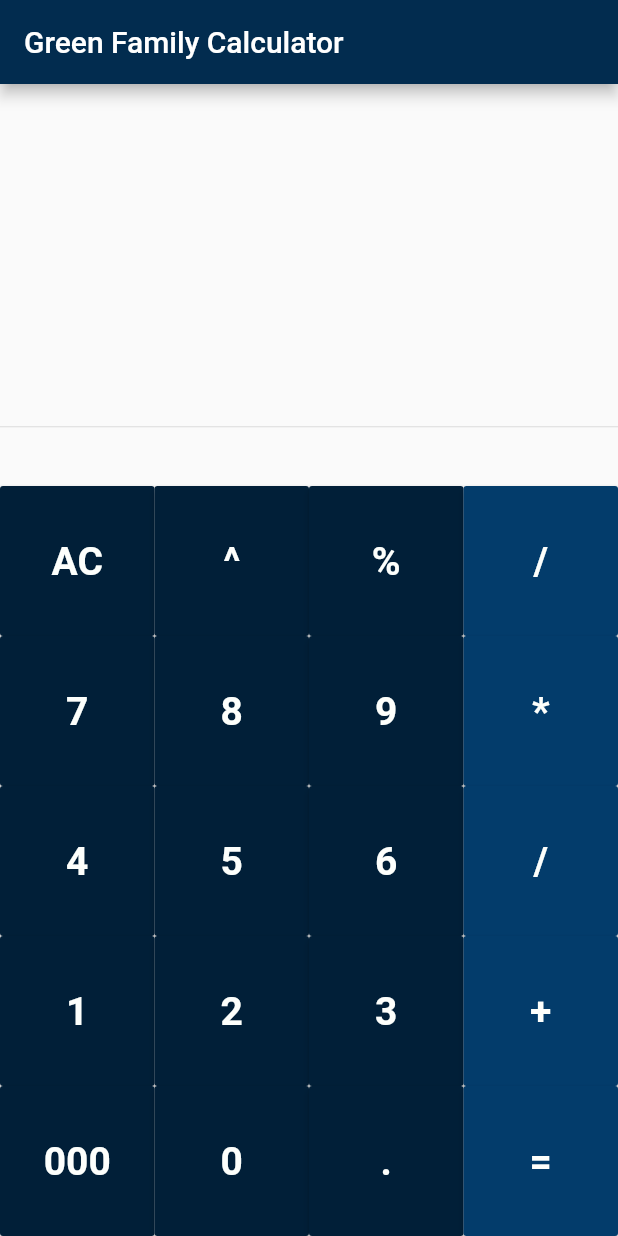
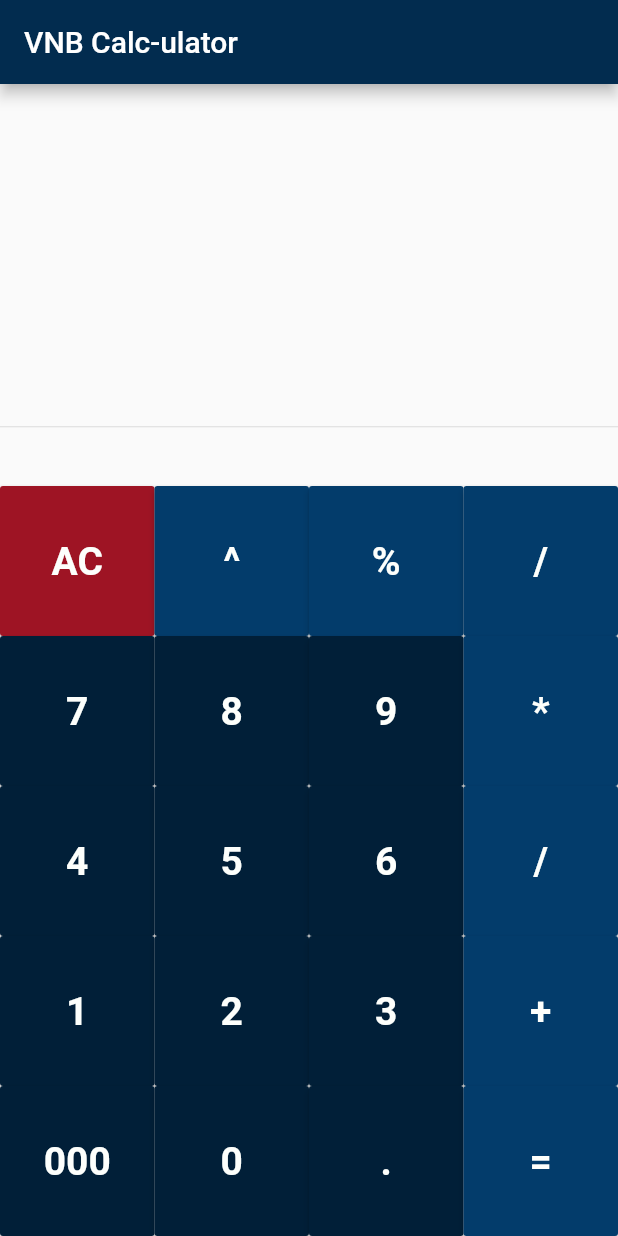
Before and after one commit to Charlotte-Miller/LINUX-Demo-Calculator-App, a Flutter app: the screen it shows after launch, on a phone screen of 412 x 824 dp. Run offline on Flutter 3.47's test engine with Material 2 defaults, Android fonts, the phone set to English and light mode, and no system bars.

Commit message:
Change colors

```diff
--- a/lib/ColorScheme.dart
+++ b/lib/ColorScheme.dart
@@ -22,3 +22,4 @@ const MaterialColor PRUSSIAN_BLUE = MaterialColor(0xFF022C4F, CUSTOM_COLOR);
 const MaterialColor MAASTRICHT_BLUE = MaterialColor(0xFF011F38, CUSTOM_COLOR);
 const MaterialColor DARK_IMPERIAL_BLUE = MaterialColor(0xFF033C6B, CUSTOM_COLOR);
 const MaterialColor BABY_POWDER = MaterialColor(0xFFFDFFFC, CUSTOM_COLOR);
+const MaterialColor RUBY_RED = MaterialColor(0xFF9E1424, CUSTOM_COLOR);
--- a/lib/HomePage.dart
+++ b/lib/HomePage.dart
@@ -85,8 +85,8 @@ class _MyHomePageState extends State<MyHomePage>
                         child: new Divider(),
                     ),
 
-//                    Build number rows
-                    buildRowOf4('AC', '^', '%', '/'),
+//                    Build button rows
+                    buildFirstRow(),
                     buildRowOf4('7', '8', '9', '*'),
                     buildRowOf4('4', '5', '6', '/'),
                     buildRowOf4('1', '2', '3', '+'),
@@ -97,13 +97,26 @@ class _MyHomePageState extends State<MyHomePage>
         );
     }
 
-    Row buildRowOf4(String first, second, thrid, fourth)
+//    Special row for AC button and some operator buttons
+    Row buildFirstRow()
+    {
+        return new Row(
+                children: [
+                    buildButton('AC', backgroundColor: RUBY_RED),
+                    buildButton('^', backgroundColor: DARK_IMPERIAL_BLUE),
+                    buildButton('%', backgroundColor: DARK_IMPERIAL_BLUE),
+                    buildButton('/', backgroundColor: DARK_IMPERIAL_BLUE)
+                ]
+        );
+    }
+
+    Row buildRowOf4(String first, second, third, fourth)
     {
         return new Row(
                 children: [
                     buildButton(first),
                     buildButton(second),
-                    buildButton(thrid),
+                    buildButton(third),
                     buildButton(fourth, backgroundColor: DARK_IMPERIAL_BLUE)
                 ]
         );
--- a/lib/main.dart
+++ b/lib/main.dart
@@ -17,7 +17,7 @@ class MyApp extends StatelessWidget
             theme: ThemeData(
                 primarySwatch: PRUSSIAN_BLUE, //Theme Color
             ),
-            home: MyHomePage(title: 'Green Family Calculator'),
+            home: MyHomePage(title: 'VNB Calc-ulator'),
         );
     }
 }
```
Also changed, not shown: lib/CalculationsHandler.dart (deleted).
